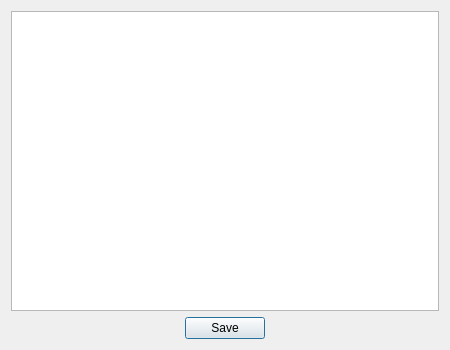
Old version of the form configurecolumns.ui in the repository sochok222/RadikPass.
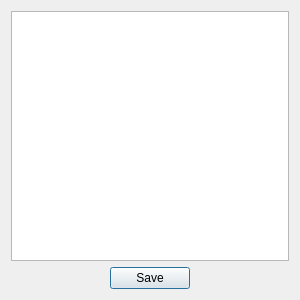
New version of the form.

```diff
--- a/configurecolumns.ui
+++ b/configurecolumns.ui
@@ -6,8 +6,8 @@
    <rect>
     <x>0</x>
     <y>0</y>
-    <width>450</width>
-    <height>350</height>
+    <width>300</width>
+    <height>300</height>
    </rect>
   </property>
   <property name="sizePolicy">
@@ -18,14 +18,14 @@
   </property>
   <property name="minimumSize">
    <size>
-    <width>450</width>
-    <height>350</height>
+    <width>300</width>
+    <height>300</height>
    </size>
   </property>
   <property name="maximumSize">
    <size>
-    <width>450</width>
-    <height>350</height>
+    <width>300</width>
+    <height>300</height>
    </size>
   </property>
   <property name="windowTitle">
```
